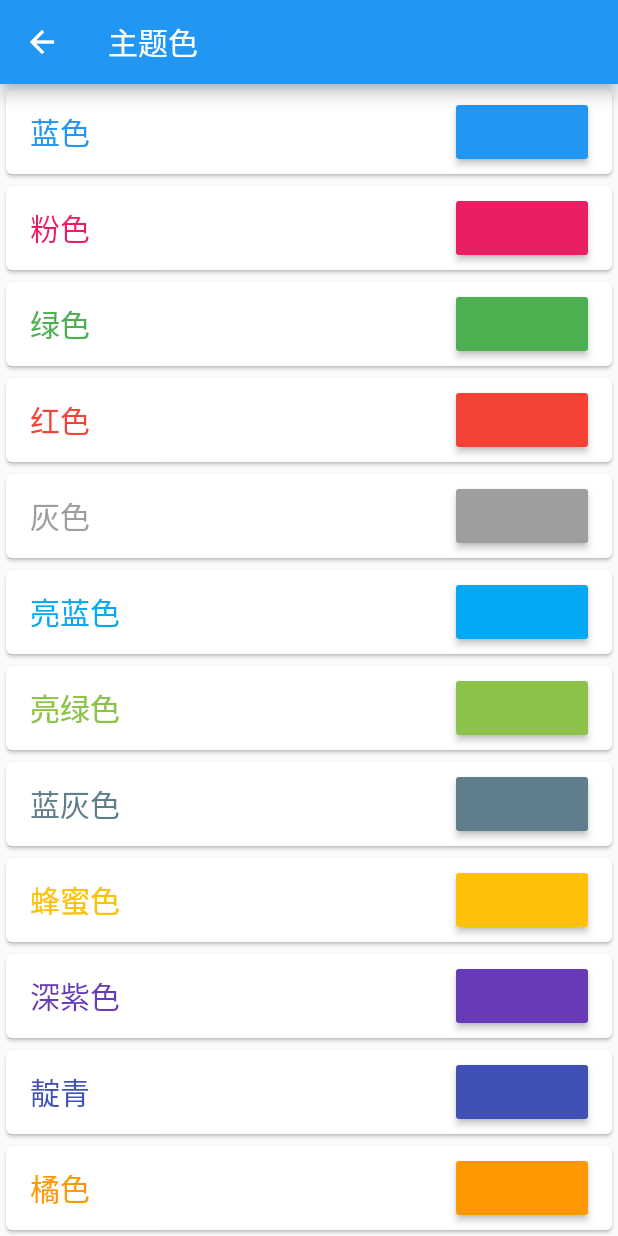
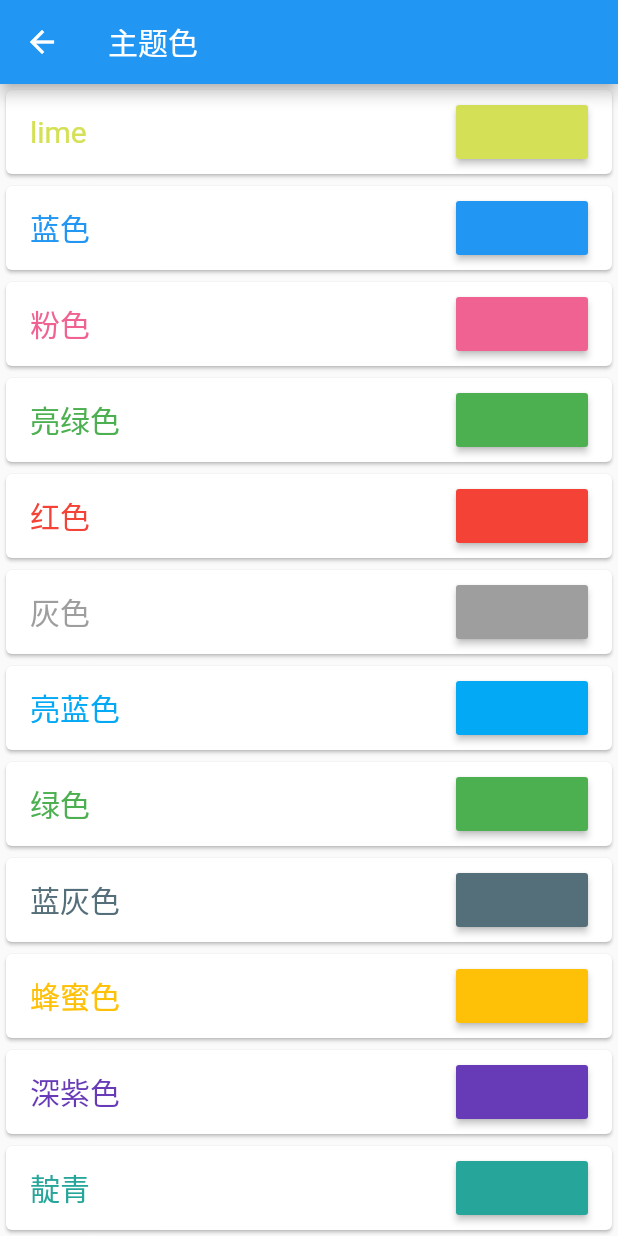
Before and after one commit to laiiihz/firenote, a Flutter app: the SettingsColorPage screen opened directly, on a phone screen of 412 x 824 dp. Run offline on Flutter 3.47's test engine with Material 2 defaults, Android fonts, the phone set to English and light mode, and no system bars; our stand-ins replace shared_preferences, sqflite; missing offline and left inert: jpush_flutter; accounts and stored records are empty.

Commit message:
update Color

```diff
--- a/lib/menu/SettingsColor.dart
+++ b/lib/menu/SettingsColor.dart
@@ -10,6 +10,12 @@ class SettingsColorPage extends StatefulWidget {
 
 class _SettingsColorState extends State<SettingsColorPage> {
   @override
+  void initState() {
+    // TODO: implement initState
+    super.initState();
+  }
+
+  @override
   Widget build(BuildContext context) {
     return ScopedModelDescendant<AppModel>(
       builder: (context, child, model) {
@@ -19,21 +25,22 @@ class _SettingsColorState extends State<SettingsColorPage> {
           ),
           body: ListView(
             children: <Widget>[
-              buildColor(Colors.blue, '蓝色'),
-              buildColor(Colors.pink, '粉色'),
-              buildColor(Colors.green, '绿色'),
-              buildColor(Colors.red, '红色'),
-              buildColor(Colors.grey, '灰色'),
-              buildColor(Colors.lightBlue, '亮蓝色'),
-              buildColor(Colors.lightGreen, '亮绿色'),
-              buildColor(Colors.blueGrey, '蓝灰色'),
-              buildColor(Colors.amber, '蜂蜜色'),
-              buildColor(Colors.deepPurple, '深紫色'),
-              buildColor(Colors.indigo, '靛青'),
-              buildColor(Colors.orange, '橘色'),
-              buildColor(Colors.deepOrange, '深橘色'),
-              buildColor(Colors.brown, '棕色'),
-              buildColor(Colors.cyan, '蓝绿色'),
+              buildColor(Color(0xFFD4E157), 'lime'),
+              buildColor(Color(0xFF2196F3), '蓝色'),
+              buildColor(Color(0xFFF06292), '粉色'),
+              buildColor(Color(0xFF4CAF50), '亮绿色'),
+              buildColor(Color(0xFFF44336), '红色'),
+              buildColor(Color(0xFF9E9E9E), '灰色'),
+              buildColor(Color(0xFF03A9F4), '亮蓝色'),
+              buildColor(Color(0xFF4CAF50), '绿色'),
+              buildColor(Color(0xFF546E7A), '蓝灰色'),
+              buildColor(Color(0xFFFFC107), '蜂蜜色'),
+              buildColor(Color(0xFF673AB7), '深紫色'),
+              buildColor(Color(0xFF26A69A), '靛青'),
+              buildColor(Color(0xFFFFA726), '橘色'),
+              buildColor(Color(0xFFFF7043), '深橘色'),
+              buildColor(Color(0xFFA1887F), '棕色'),
+              buildColor(Color(0xFF26C6DA), '蓝绿色'),
             ],
           ),
         );
--- a/lib/model/appModel.dart
+++ b/lib/model/appModel.dart
@@ -97,6 +97,16 @@ class AppModel extends Model {
     notifyListeners();
   }
 
+  bool _navColorPaint=false;
+  get navColorPaint=>_navColorPaint;
+
+  setNavigatorColorPaint(bool paint,Color colorMe){
+    _navColorPaint=paint;
+    SystemUiOverlayStyle systemUiOverlayStyle=SystemUiOverlayStyle(systemNavigationBarColor: paint?colorMe:Colors.black);
+    SystemChrome.setSystemUIOverlayStyle(systemUiOverlayStyle);
+    notifyListeners();
+  }
+
   int _page=0;
   get page=>_page;
   setPage(int pageMe){
```
Also changed, not shown: lib/Splash.dart (+58 -5 lines), lib/menu/DeveloperMode.dart (+20 -0 lines).
